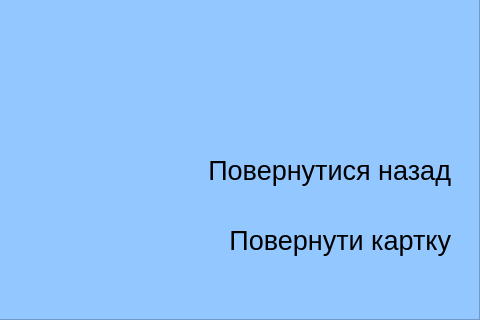
This is classes/gui/SuccessScreen.ui in TheBiggestDaddy/ATM as Qt 5 draws it before an edit; both pictures show x 180 to 660 and y 100 to 420 of the 660 by 420 pixel window. The edited form follows.
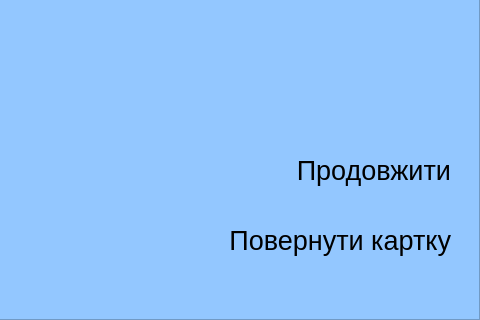
This is the edited form.

Patch:
```diff
--- a/classes/gui/SuccessScreen.ui
+++ b/classes/gui/SuccessScreen.ui
@@ -48,7 +48,7 @@
     </rect>
    </property>
    <property name="text">
-    <string>&lt;html&gt;&lt;head/&gt;&lt;body&gt;&lt;p align=&quot;right&quot;&gt;&lt;span style=&quot; font-size:20pt;&quot;&gt;Повернутися назад&lt;/span&gt;&lt;/p&gt;&lt;/body&gt;&lt;/html&gt;</string>
+    <string>&lt;html&gt;&lt;head/&gt;&lt;body&gt;&lt;p align=&quot;right&quot;&gt;&lt;span style=&quot; font-size:20pt;&quot;&gt;Продовжити&lt;/span&gt;&lt;/p&gt;&lt;/body&gt;&lt;/html&gt;</string>
    </property>
    <property name="textFormat">
     <enum>Qt::AutoText</enum>
```
